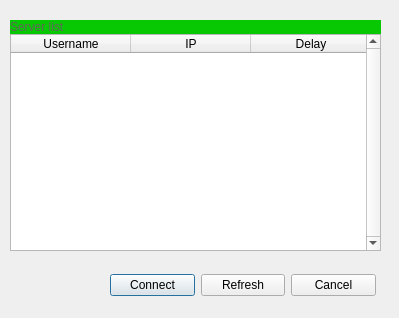
Gallonchoi/Telegram, file scanwindow.ui: the form before one commit.
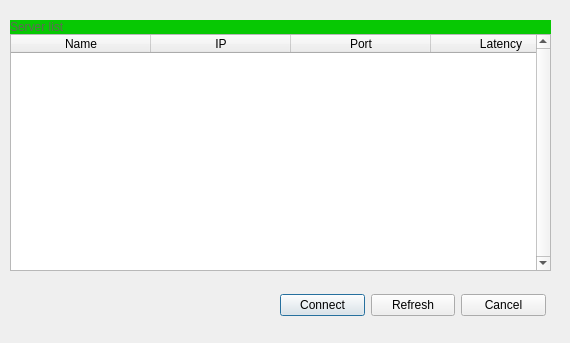
The form after the commit.

```diff
--- a/scanwindow.ui
+++ b/scanwindow.ui
@@ -6,8 +6,8 @@
    <rect>
     <x>0</x>
     <y>0</y>
-    <width>399</width>
-    <height>318</height>
+    <width>570</width>
+    <height>343</height>
    </rect>
   </property>
   <property name="windowTitle">
@@ -16,8 +16,8 @@
   <widget class="QWidget" name="horizontalLayoutWidget">
    <property name="geometry">
     <rect>
-     <x>110</x>
-     <y>260</y>
+     <x>280</x>
+     <y>280</y>
      <width>266</width>
      <height>51</height>
     </rect>
@@ -51,8 +51,8 @@
     <rect>
      <x>10</x>
      <y>20</y>
-     <width>371</width>
-     <height>231</height>
+     <width>541</width>
+     <height>251</height>
     </rect>
    </property>
    <layout class="QVBoxLayout" name="serverListLayout">
@@ -89,7 +89,7 @@
        <bool>false</bool>
       </attribute>
       <attribute name="horizontalHeaderDefaultSectionSize">
-       <number>120</number>
+       <number>140</number>
       </attribute>
       <attribute name="horizontalHeaderStretchLastSection">
        <bool>true</bool>
@@ -102,7 +102,7 @@
       </attribute>
       <column>
        <property name="text">
-        <string>Username</string>
+        <string>Name</string>
        </property>
       </column>
       <column>
@@ -112,7 +112,12 @@
       </column>
       <column>
        <property name="text">
-        <string>Delay</string>
+        <string>Port</string>
+       </property>
+      </column>
+      <column>
+       <property name="text">
+        <string>Latency</string>
        </property>
       </column>
      </widget>
```
